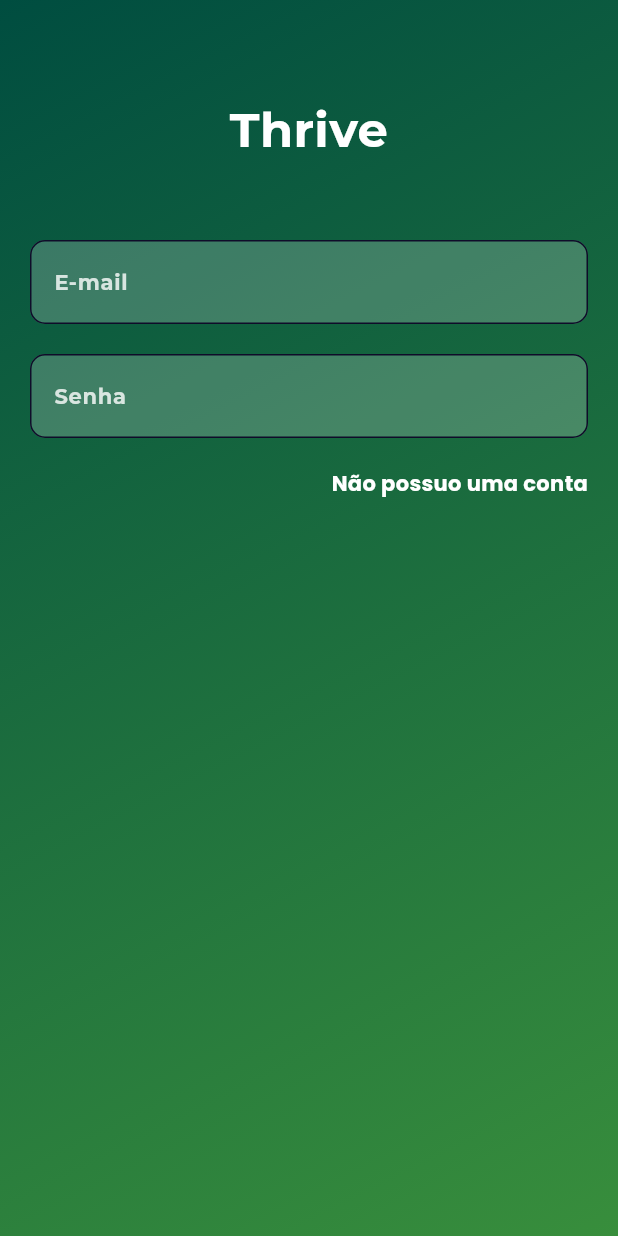
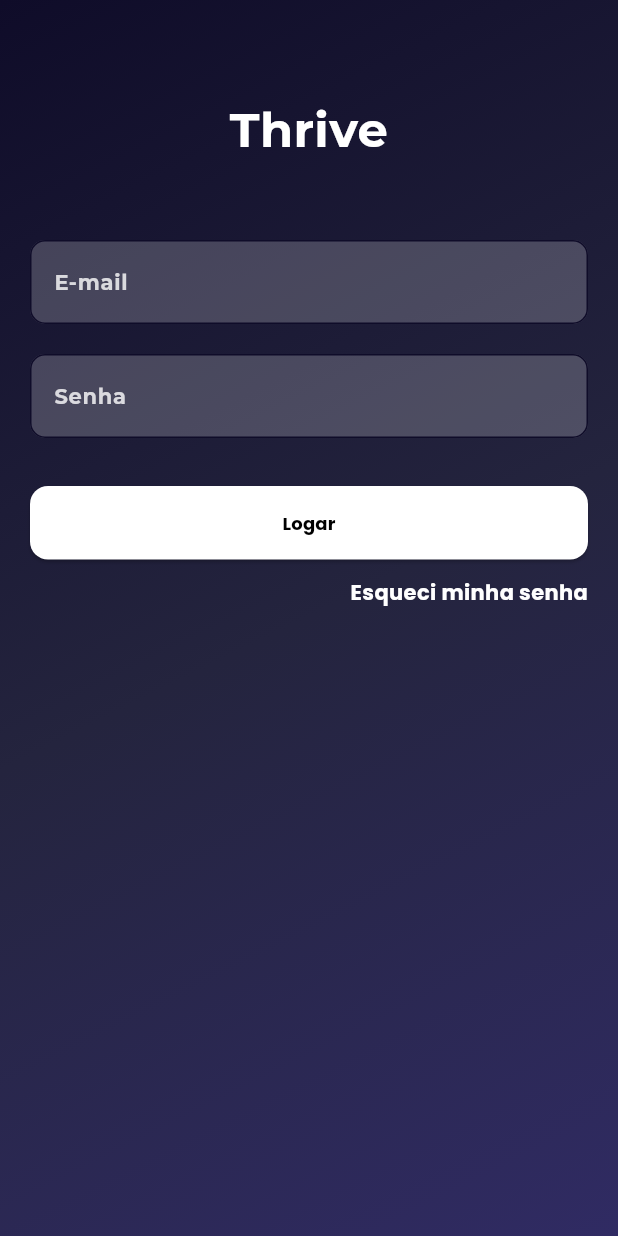
Before and after one commit to diegovscoelho/thrive-app, a Flutter app: the LoginScreen screen opened directly, on a phone screen of 412 x 824 dp. Run offline on Flutter 3.47's test engine with Material 3 defaults, Android fonts, the phone set to English and light mode, and no system bars; our stand-ins replace go_router, google_fonts.

Commit message:
Implementação da navegação e melhorando tela de login

```diff
--- /dev/null
+++ b/lib/src/core/router/app_router.dart
@@ -0,0 +1,22 @@
+import 'package:go_router/go_router.dart';
+import 'package:thrive/src/presentation/landing/pages/landing_screen.dart';
+import 'package:thrive/src/presentation/login/pages/login_screen.dart';
+import 'package:thrive/src/presentation/register/pages/register_screen.dart';
+
+final appRouter = GoRouter(
+  initialLocation: '/',
+  routes: [
+    GoRoute(
+      path: '/',
+      builder: (context, state) => const LandingScreen(),
+    ),
+    GoRoute(
+      path: '/login',
+      builder: (context, state) => const LoginScreen(),
+    ),
+    GoRoute(
+      path: '/register',
+      builder: (context, state) => const RegisterScreen(),
+    ),
+  ],
+);
--- a/lib/src/core/utils/app_styles.dart
+++ b/lib/src/core/utils/app_styles.dart
@@ -26,11 +26,13 @@
     );
   }
 
-  static final TextStyle primaryButtonStyle = GoogleFonts.poppins(
-    fontSize: 12,
-    color: Colors.white,
-    fontWeight: FontWeight.bold,
-  );
+  static TextStyle primaryButtonStyle({Color? color}) {
+    return GoogleFonts.poppins(
+      fontSize: 12,
+      color: color ?? Colors.white,
+      fontWeight: FontWeight.bold,
+    );
+  }
 
   static final TextStyle secondaryButtonStyle = GoogleFonts.poppins(
     fontSize: 12,
@@ -38,9 +40,9 @@
     fontWeight: FontWeight.bold,
   );
 
-  static final TextStyle descriptionStyle = GoogleFonts.poppins(
+  static TextStyle descriptionStyle({Color? color}) => GoogleFonts.poppins(
     fontSize: 12,
-    color: Color(0xFF0f0c29),
+    color: color ?? Color(0xFF0f0c29),
     fontWeight: FontWeight.w500,
   );
 }
--- a/lib/src/core/utils/custom_primary_button.dart
+++ b/lib/src/core/utils/custom_primary_button.dart
@@ -1,15 +1,19 @@
 import 'package:flutter/material.dart';
-import 'package:thrive/src/core/utils/app_styles.dart';
+import 'package:thrive/src/core/utils/app_styles.dart'; // Certifique-se de que este import está correto
 
 class CustomPrimaryButton extends StatelessWidget {
   const CustomPrimaryButton({
     super.key,
     required this.onPressed,
     required this.text,
+    this.backgroundColor,
+    this.textColor,
   });
 
   final VoidCallback onPressed;
   final String text;
+  final Color? backgroundColor;
+  final Color? textColor;
 
   @override
   Widget build(BuildContext context) {
@@ -18,12 +22,12 @@
       child: ElevatedButton(
         onPressed: onPressed,
         style: ElevatedButton.styleFrom(
-          backgroundColor: Color(0xFF0f0c29),
-          foregroundColor: Colors.white,
+          backgroundColor: backgroundColor ?? const Color(0xFF0f0c29),
+          foregroundColor: textColor ?? Colors.white,
           padding: const EdgeInsets.symmetric(vertical: 16),
           shape: RoundedRectangleBorder(borderRadius: BorderRadius.circular(12)),
         ),
-        child: Text(text, style: AppStyles.primaryButtonStyle),
+        child: Text(text, style: AppStyles.primaryButtonStyle(color: textColor)),
       ),
     );
   }
--- a/lib/src/presentation/login/login_screen.dart
+++ b/lib/src/presentation/login/pages/login_screen.dart
@@ -1,8 +1,9 @@
 import 'package:flutter/material.dart';
 import 'package:google_fonts/google_fonts.dart';
 import 'package:thrive/src/core/utils/app_styles.dart';
+import 'package:thrive/src/core/utils/custom_primary_button.dart';
 import 'package:thrive/src/core/utils/custom_text_field.dart';
-import 'package:thrive/src/presentation/register/register_screen.dart';
+import 'package:thrive/src/presentation/register/pages/register_screen.dart';
 
 class LoginScreen extends StatelessWidget {
   const LoginScreen({super.key});
@@ -17,7 +18,7 @@
           gradient: LinearGradient(
             begin: Alignment.topLeft,
             end: Alignment.bottomRight,
-            colors: [Color(0xFF004d40), Color(0xFF388e3c)],
+            colors: [Color(0xFF0f0c29), Color(0xFF24243e), Color(0xFF302b63)],
           ),
         ),
         child: Padding(
@@ -41,7 +42,14 @@
                     CustomTextField(labelText: 'E-mail'),
                     const SizedBox(height: 20),
                     CustomTextField(labelText: 'Senha'),
-                    const SizedBox(height: 20),
+                    const SizedBox(height: 32),
+                    CustomPrimaryButton(
+                      onPressed: () {},
+                      text: 'Logar',
+                      backgroundColor: Colors.white,
+                      textColor: Colors.black,
+                    ),
+                    const SizedBox(height: 12),
                     Row(
                       mainAxisAlignment: MainAxisAlignment.end,
                       children: [
@@ -55,7 +63,7 @@
                             );
                           },
                           child: Text(
-                            'Não possuo uma conta',
+                            'Esqueci minha senha',
                             style: AppStyles.label(),
                           ),
                         ),
--- a/lib/src/presentation/register/register_screen.dart
+++ b/lib/src/presentation/register/pages/register_screen.dart
@@ -13,7 +13,7 @@
           gradient: LinearGradient(
             begin: Alignment.topLeft,
             end: Alignment.bottomRight,
-            colors: [Color(0xFF004d40), Color(0xFF388e3c)],
+            colors: [Color(0xFF0f0c29), Color(0xFF302b63), Color(0xFF24243e)],
           ),
         ),
       ),
--- a/pubspec.yaml
+++ b/pubspec.yaml
@@ -35,6 +35,7 @@
   # Use with the CupertinoIcons class for iOS style icons.
   cupertino_icons: ^1.0.8
   google_fonts: ^6.3.0
+  go_router: ^16.1.0
 
 dev_dependencies:
   flutter_test:
```
Also changed, not shown: lib/main.dart (+4 -3 lines), lib/src/presentation/landing/pages/landing_screen.dart (renamed from lib/src/presentation/landing/landing_screen.dart, +8 -3 lines), pubspec.lock.
